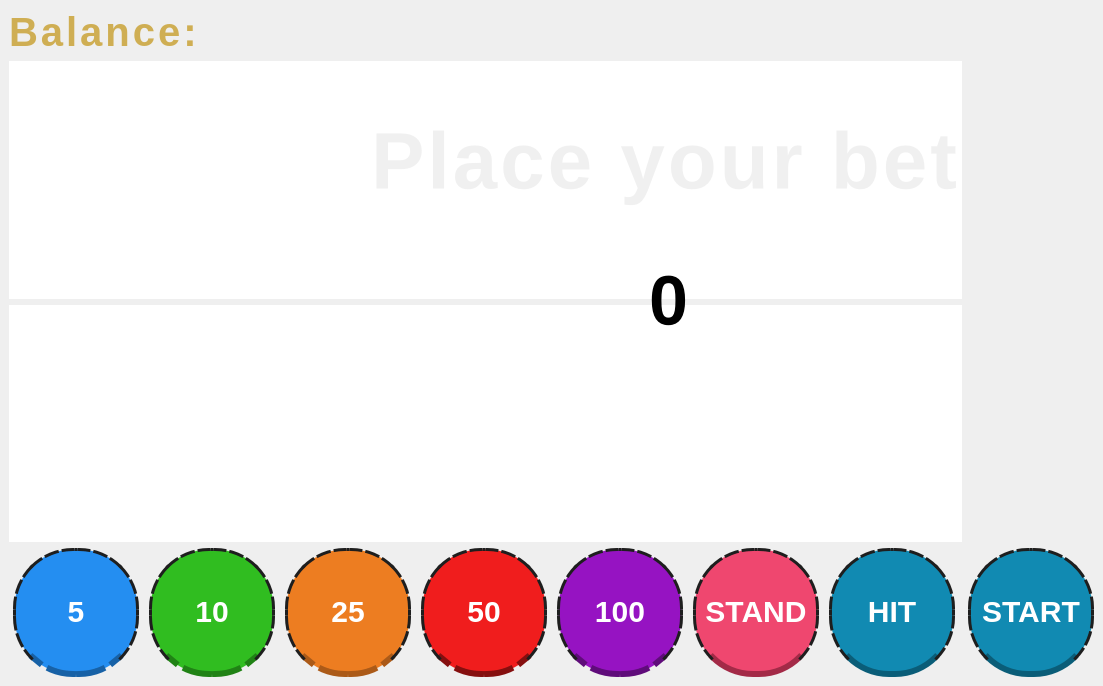
Above: mainwindow.ui from miikeGit/Blackjack before the change. Below: the same form after it.
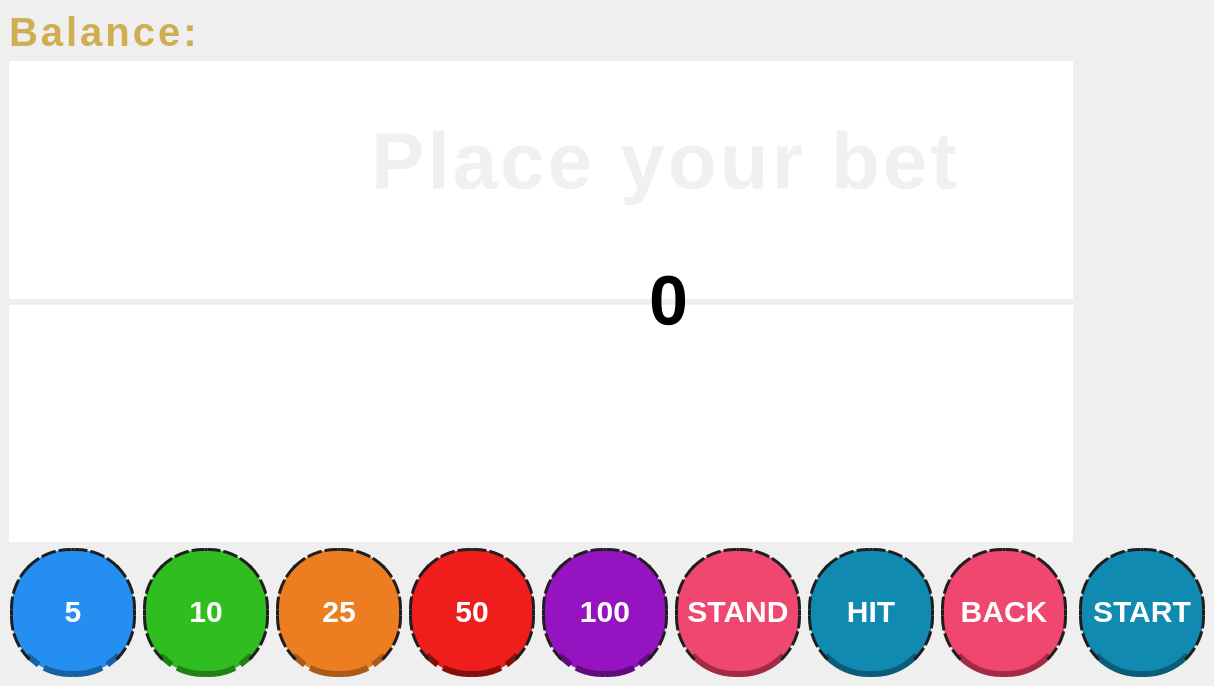
That is the form after the change.

```diff
--- a/mainwindow.ui
+++ b/mainwindow.ui
@@ -6,7 +6,7 @@
    <rect>
     <x>0</x>
     <y>0</y>
-    <width>1103</width>
+    <width>1214</width>
     <height>686</height>
    </rect>
   </property>
@@ -47,6 +47,7 @@
     QPushButton#standButton { background-color: #ef476f; border-bottom: 6px solid #a32a47; }
     QPushButton#hitButton { background-color: #118ab2; border-bottom: 6px solid #0a5d78; }
     QPushButton#startButton { background-color: #118ab2; border-bottom: 6px solid #0a5d78; }
+    QPushButton#backButton { background-color: #ef476f; border-bottom: 6px solid #a32a47; }
 
     QPushButton#bet5Button:hover { background-color: #1c7ed6; }
     QPushButton#bet10Button:hover { background-color: #269e1b; }
@@ -56,7 +57,7 @@
     QPushButton#standButton:hover { background-color: #d6335a; }
     QPushButton#hitButton:hover { background-color: #0e7496; }
     QPushButton#startButton:hover { background-color: #0e7496; }
-
+    QPushButton#backButton:hover { background-color: #d6335a; }
 
 
     #balanceLabel { color: #cfae53; }
@@ -138,6 +139,13 @@
         </property>
        </widget>
       </item>
+      <item>
+       <widget class="QPushButton" name="backButton">
+        <property name="text">
+         <string>BACK</string>
+        </property>
+       </widget>
+      </item>
      </layout>
     </item>
     <item row="4" column="0">
```
Left out of the diff: 68 changed lines with no effect on the pictures.
